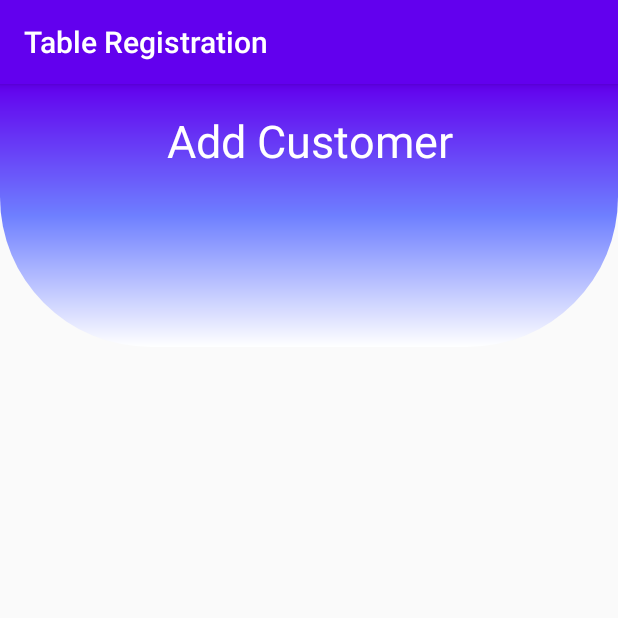
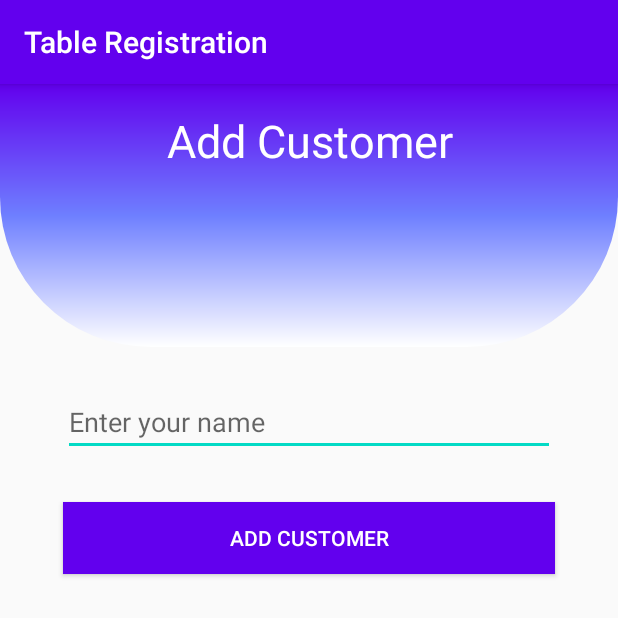
Before and after one commit to mlph-aborja/table-registration-app, an Android app: the AddCustomerActivity screen opened directly, with no data from a screen before it, on a phone screen of 412 x 824 dp, the top half of it. Run offline under Robolectric (Android 15) with nearby library versions, the phone set to English and light mode, and no system bars.

Commit message:
Add Customer page

```diff
--- a/app/src/main/java/com/example/tableregistration/AddCustomerActivity.kt
+++ b/app/src/main/java/com/example/tableregistration/AddCustomerActivity.kt
@@ -6,6 +6,8 @@ import android.widget.TextView
 import kotlinx.android.synthetic.main.activity_add_customer.*
 
 class AddCustomerActivity : AppCompatActivity() {
+
+
 
     private val activityTitle by lazy {
         findViewById<TextView>(R.id.activity_title)
@@ -16,5 +18,7 @@ class AddCustomerActivity : AppCompatActivity() {
         setContentView(R.layout.activity_add_customer)
 
         activityTitle.text = getString(R.string.add_customer)
+
+
     }
 }
--- a/app/src/main/res/layout/activity_add_customer.xml
+++ b/app/src/main/res/layout/activity_add_customer.xml
@@ -13,4 +13,42 @@
         app:layout_constraintStart_toStartOf="parent"
         app:layout_constraintTop_toTopOf="parent" />
 
+    <LinearLayout
+        android:layout_width="409dp"
+        android:layout_height="554dp"
+        android:orientation="vertical"
+        app:layout_constraintBottom_toBottomOf="parent"
+        app:layout_constraintEnd_toEndOf="parent"
+        app:layout_constraintStart_toStartOf="parent"
+        app:layout_constraintTop_toTopOf="@+id/activity_title"
+        android:padding="25dp">
+
+        <Spinner
+            android:id="@+id/tables_spinner"
+            android:layout_width="match_parent"
+            android:layout_height="wrap_content"
+            android:spinnerMode="dialog"
+            android:layout_margin="15dp"/>
+
+        <EditText
+            android:id="@+id/editTextTextPersonName"
+            android:layout_width="match_parent"
+            android:layout_height="wrap_content"
+            android:ems="10"
+            android:inputType="textPersonName"
+            android:hint="@string/enter_your_name"
+            android:autofillHints="@string/enter_your_name"
+            android:layout_margin="15dp"/>
+
+        <Button
+            android:id="@+id/button"
+            android:layout_width="match_parent"
+            android:layout_height="wrap_content"
+            android:textColor="@color/colorWhite"
+            android:background="@color/colorPrimary"
+            android:text="@string/add_customer"
+            android:layout_margin="15dp"/>
+
+    </LinearLayout>
+
 </androidx.constraintlayout.widget.ConstraintLayout>
--- a/app/src/main/res/layout/activity_customer_list.xml
+++ b/app/src/main/res/layout/activity_customer_list.xml
@@ -9,7 +9,6 @@
     <include
         android:id="@+id/activity_title"
         layout="@layout/colored_rounded_text_view"
-        android:text="@string/customer_list"
         app:layout_constraintEnd_toEndOf="parent"
         app:layout_constraintStart_toStartOf="parent"
         app:layout_constraintTop_toTopOf="parent" />
--- a/app/src/main/res/values/strings.xml
+++ b/app/src/main/res/values/strings.xml
@@ -8,4 +8,5 @@
     <string name="table_3">Table 3</string>
     <string name="table_4">Table 4</string>
     <string name="customer_list">Customer List</string>
+    <string name="enter_your_name">Enter your name</string>
 </resources>
```
